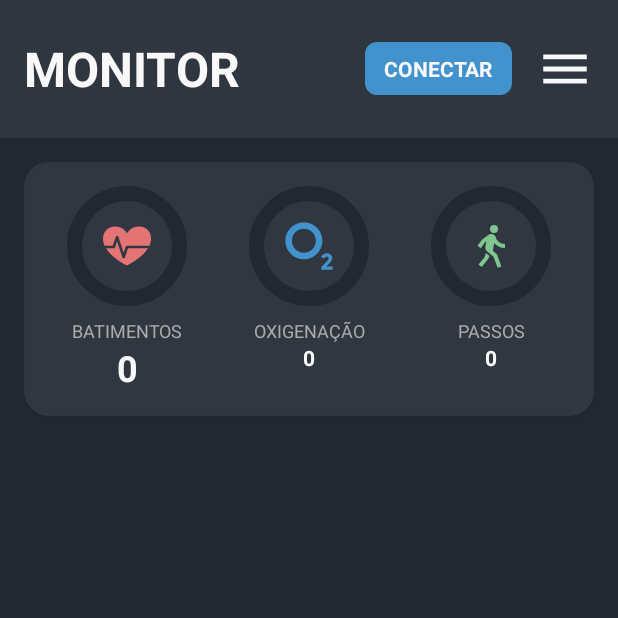
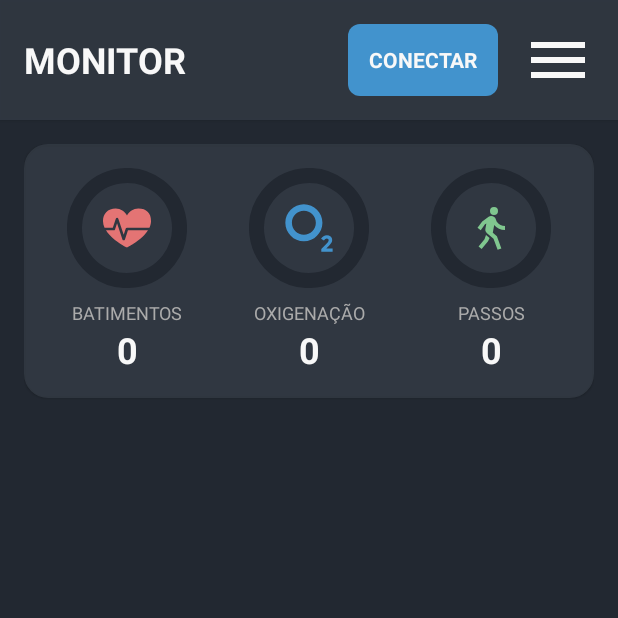
Before and after one commit to deyvidandrades/Oxie, an Android app: the screen it shows after launch (MainActivity), on a phone screen of 412 x 824 dp, the top half of it. Run offline under Robolectric (Android 15) with nearby library versions, the light colour scheme and no system bars.

Commit message:
+ Correções de layout sugeridos pelo play console

```diff
--- a/app/src/main/res/layout/activity_main.xml
+++ b/app/src/main/res/layout/activity_main.xml
@@ -7,41 +7,40 @@
     android:orientation="vertical"
     tools:context=".activities.MainActivity">
 
-    <LinearLayout
+    <RelativeLayout
         android:layout_width="match_parent"
         android:layout_height="wrap_content"
         android:background="@color/backgroundLight"
         android:elevation="2dp"
         android:gravity="center_vertical"
         android:orientation="horizontal"
-        android:padding="16dp"
-        android:weightSum="6">
+        android:padding="16dp">
 
         <TextView
             android:layout_width="match_parent"
             android:layout_height="wrap_content"
-            android:layout_weight="3"
+            android:layout_centerVertical="true"
+            android:layout_toStartOf="@+id/btn_conectar"
             android:text="@string/monitor"
             android:textAllCaps="true"
             android:textColor="?android:textColorSecondary"
-            android:textSize="32sp"
+            android:textSize="24sp"
             android:textStyle="bold" />
 
         <RelativeLayout
             android:id="@+id/btn_conectar"
-            android:layout_width="200dp"
+            android:layout_width="100dp"
             android:layout_height="wrap_content"
             android:layout_marginEnd="16sp"
-            android:layout_weight="2">
+            android:layout_toStartOf="@+id/btn_menu"
+            android:background="@drawable/rounded_r8"
+            android:backgroundTint="@color/accentBlue"
+            android:minHeight="48dp">
 
             <TextView
                 android:layout_width="match_parent"
                 android:layout_height="wrap_content"
                 android:layout_centerInParent="true"
-                android:background="@drawable/rounded_r8"
-                android:backgroundTint="@color/accentBlue"
-                android:paddingHorizontal="12sp"
-                android:paddingVertical="8sp"
                 android:text="@string/conectar"
                 android:textAlignment="center"
                 android:textAllCaps="true"
@@ -52,18 +51,19 @@
 
         <RelativeLayout
             android:id="@+id/btn_desconectar"
-            android:layout_width="200dp"
+            android:layout_width="100dp"
             android:layout_height="wrap_content"
             android:layout_marginEnd="16sp"
-            android:layout_weight="2"
+            android:layout_toStartOf="@+id/btn_menu"
+            android:background="@drawable/rounded_r8"
+            android:backgroundTint="@android:color/holo_red_light"
+            android:minHeight="48dp"
             android:visibility="gone">
 
             <TextView
                 android:layout_width="match_parent"
                 android:layout_height="wrap_content"
                 android:layout_centerInParent="true"
-                android:background="@drawable/rounded_r8"
-                android:backgroundTint="@color/accentRed"
                 android:paddingHorizontal="12sp"
                 android:paddingVertical="8sp"
                 android:text="@string/desconectar"
@@ -76,14 +76,14 @@
 
         <ImageView
             android:id="@+id/btn_menu"
-            android:layout_width="90dp"
-            android:layout_height="60dp"
-            android:layout_weight="1"
-            android:contentDescription="@string/batimentos"
+            android:layout_width="48dp"
+            android:layout_height="48dp"
+            android:layout_alignParentEnd="true"
+            android:contentDescription="@string/btn_abrir_configuracoes"
             android:src="@drawable/ic_baseline_menu_24"
             app:tint="?android:textColorSecondary" />
 
-    </LinearLayout>
+    </RelativeLayout>
 
     <LinearLayout
         android:layout_width="match_parent"
@@ -141,7 +141,7 @@
                 </RelativeLayout>
 
                 <TextView
-                    android:layout_width="100dp"
+                    android:layout_width="match_parent"
                     android:layout_height="wrap_content"
                     android:layout_marginTop="8dp"
                     android:text="@string/batimentos"
@@ -197,7 +197,7 @@
                 </RelativeLayout>
 
                 <TextView
-                    android:layout_width="100dp"
+                    android:layout_width="match_parent"
                     android:layout_height="wrap_content"
                     android:layout_marginTop="8dp"
                     android:text="@string/oxigena_o"
@@ -213,7 +213,7 @@
                     android:text="@string/zero"
                     android:textAlignment="center"
                     android:textColor="?android:textColorSecondary"
-                    android:textSize="14sp"
+                    android:textSize="24sp"
                     android:textStyle="bold" />
             </LinearLayout>
 
@@ -252,7 +252,7 @@
                 </RelativeLayout>
 
                 <TextView
-                    android:layout_width="100dp"
+                    android:layout_width="match_parent"
                     android:layout_height="wrap_content"
                     android:layout_marginTop="8dp"
                     android:text="@string/passos"
@@ -268,7 +268,7 @@
                     android:text="@string/zero"
                     android:textAlignment="center"
                     android:textColor="?android:textColorSecondary"
-                    android:textSize="14sp"
+                    android:textSize="24sp"
                     android:textStyle="bold" />
             </LinearLayout>
 
@@ -308,7 +308,8 @@
         <androidx.recyclerview.widget.RecyclerView
             android:id="@+id/recycler_historico"
             android:layout_width="match_parent"
-            android:layout_height="match_parent" />
+            android:layout_height="match_parent"
+            android:contentDescription="@null" />
 
     </LinearLayout>
 </LinearLayout>
--- a/app/src/main/res/values/strings.xml
+++ b/app/src/main/res/values/strings.xml
@@ -29,4 +29,5 @@
     <string name="ip_debug">192.168.0.175:5000</string>
     <string name="salvar">salvar</string>
     <string name="dispositivo">Dispositivo</string>
+    <string name="btn_abrir_configuracoes">Botão para abrir configurações</string>
 </resources>
```
Also changed, not shown: app/src/main/res/layout/activity_configuracoes.xml (+7 -7 lines), app/src/main/res/layout/activity_historico.xml (+7 -8 lines).
